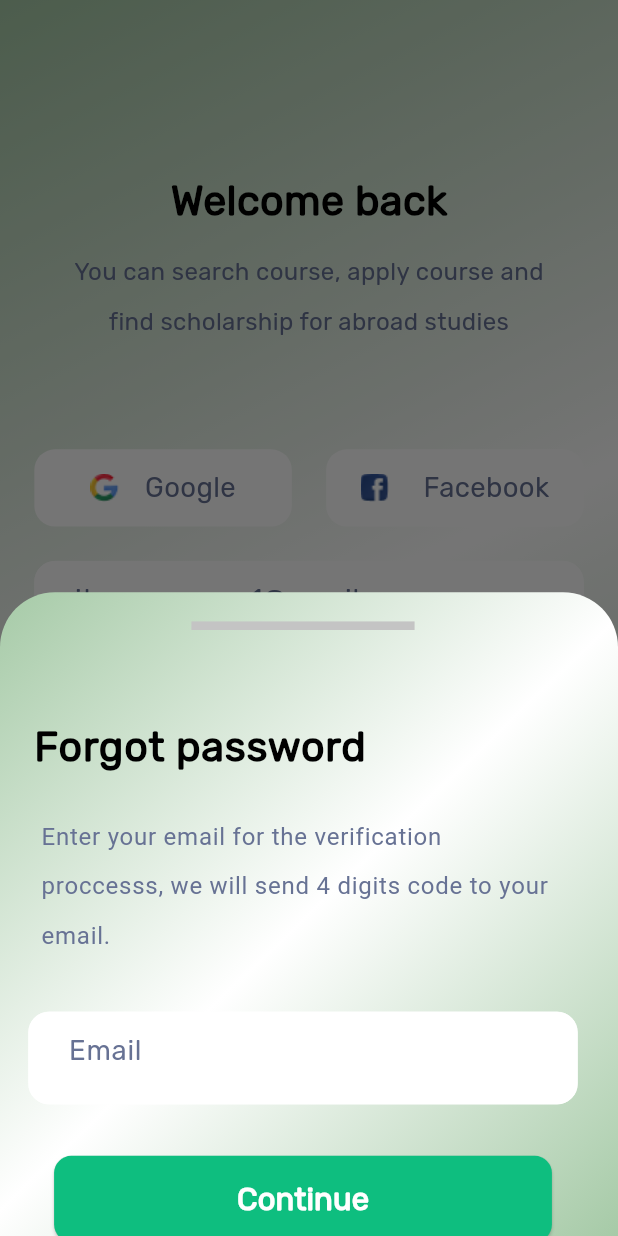
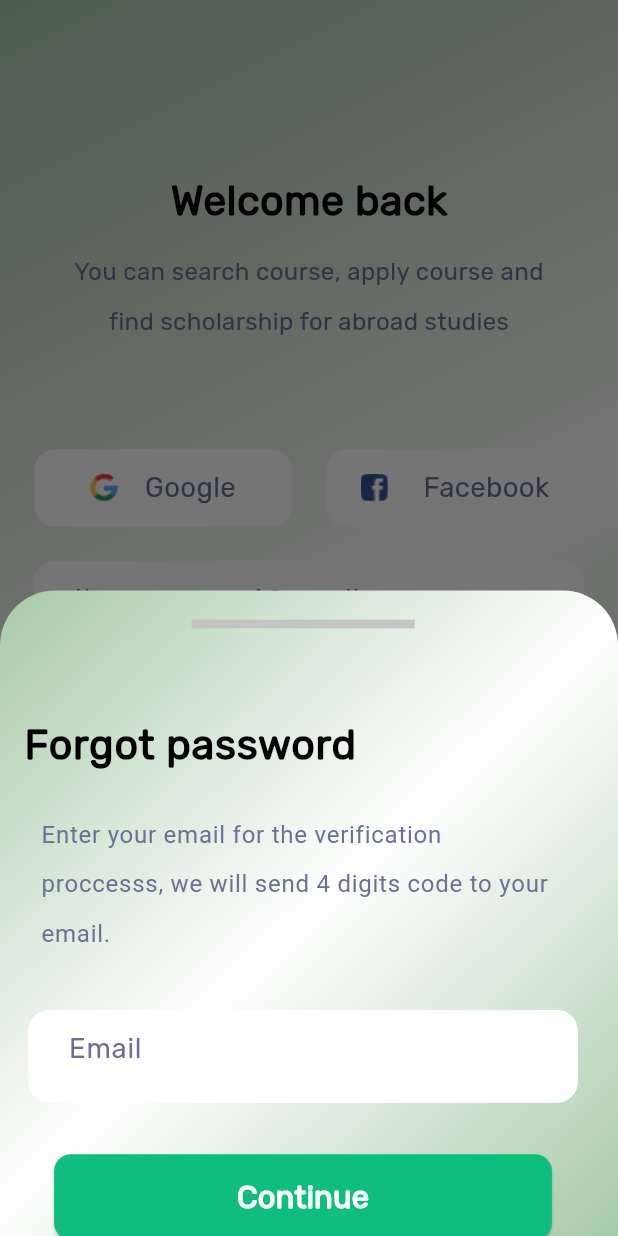
Before and after one commit to Cashkid500/doctor_hunt, a Flutter app: the LoginScreen screen opened directly, after a tap on "Forgot password", on a phone screen of 412 x 824 dp. Run offline on Flutter 3.47's test engine with Material 3 defaults, Android fonts, the phone set to English and light mode, and no system bars; our stand-ins replace flutter_screenutil, geolocator, google_maps_flutter, permission_handler, pin_code_fields, table_calendar.

Commit message:
Login screen completed

```diff
--- a/lib/screens/login/login.dart
+++ b/lib/screens/login/login.dart
@@ -212,7 +212,7 @@ void _showBottomSheet(BuildContext context) {
     context: context,
     builder: (BuildContext context) {
       return Container(
-        height: 375.sp,
+        height: 376.sp,
         decoration: BoxDecoration(
           color: whiteText,
           borderRadius: BorderRadius.only(
@@ -249,8 +249,8 @@ void _showBottomSheet(BuildContext context) {
                   SizedBox(height: 50.sp),
 
                   //***************** Forgot Password *****************
-                  Padding(
-                    padding: EdgeInsets.only(right: 120.sp),
+                  Align(
+                    alignment: Alignment.centerLeft,
                     child: Text(
                       DoctorHuntText.forgotPassword,
                       style: TextStyle(
@@ -317,8 +317,8 @@ void _showBottomSheet(BuildContext context) {
                                       SizedBox(height: 50.sp),
 
                                       //***************** Enter 4 Digits Code *****************
-                                      Padding(
-                                        padding: EdgeInsets.only(right: 100.sp),
+                                      Align(
+                                        alignment: Alignment.centerLeft,
                                         child: Text(
                                           DoctorHuntText.digitsCode,
                                           style: TextStyle(
@@ -511,8 +511,8 @@ class _ResetPasswordBottomSheetState extends State<ResetPasswordBottomSheet> {
                 SizedBox(height: 50.sp),
 
                 //***************** Reset Password *****************
-                Padding(
-                  padding: EdgeInsets.only(right: 135.sp),
+                Align(
+                  alignment: Alignment.centerLeft,
                   child: Text(
                     DoctorHuntText.resetPassword,
                     style: TextStyle(
```
